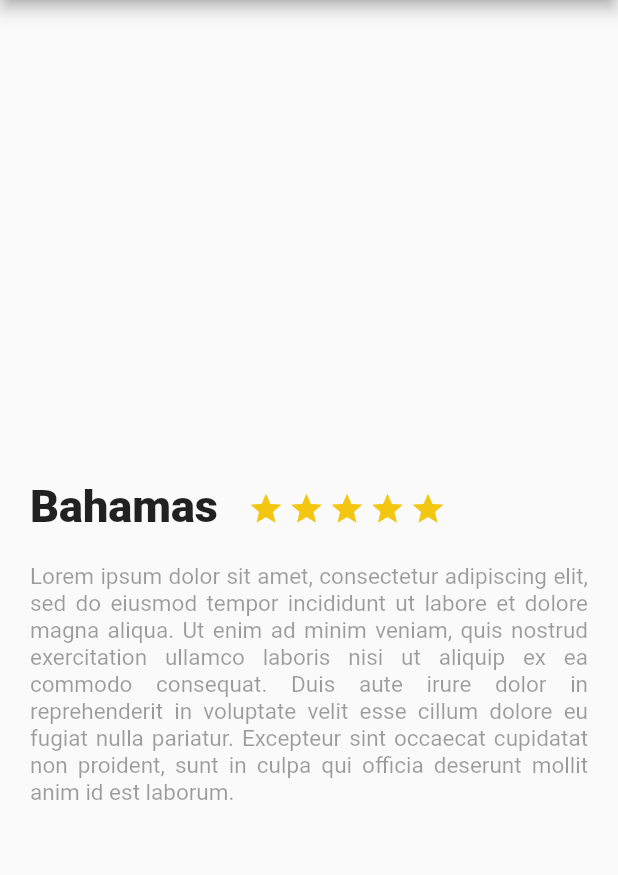
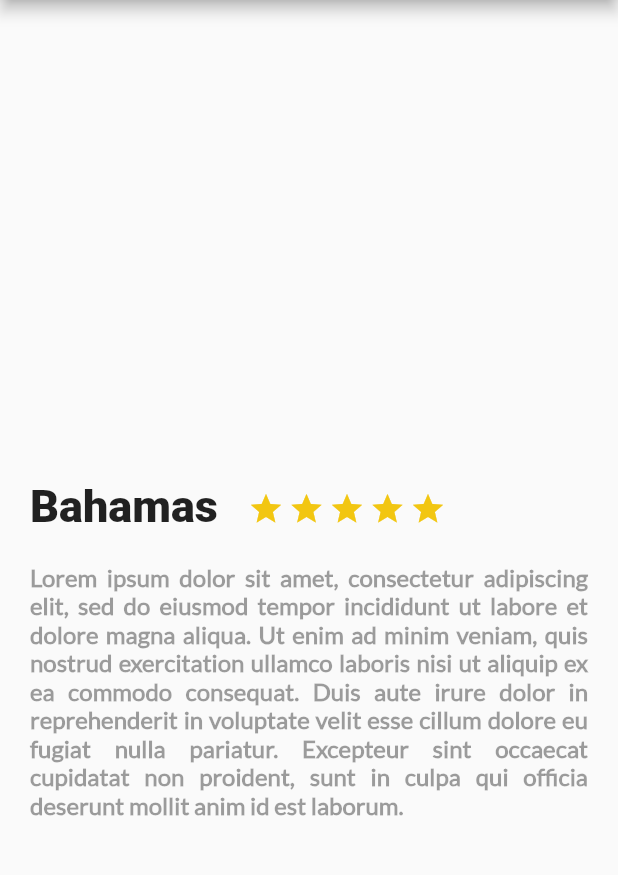
Before and after one commit to Rod20/Starting-in-Flutter, a Flutter app: the screen it shows after launch, on a phone screen of 412 x 824 dp, the part 84-959 px from its top. Run offline on Flutter 3.47's test engine with Material 2 defaults, Android fonts, the phone set to English and light mode, and no system bars.

Commit message:
Tipografia, añadiendo fonts al proyecto

```diff
--- a/lib/description_place.dart
+++ b/lib/description_place.dart
@@ -21,8 +21,10 @@ class DescriptionPlace extends StatelessWidget {
         textAlign: TextAlign.justify,
         overflow: TextOverflow.clip,
         style: TextStyle(
+          fontFamily: "Lato",
+          fontWeight: FontWeight.bold,
           color: Colors.black38,
-          fontSize: 15
+          fontSize: 16.0
         ),
       ),
     );
--- a/pubspec.yaml
+++ b/pubspec.yaml
@@ -43,6 +43,11 @@ flutter:
   assets:
     - assets/images/therion.jpg
 
+  fonts:
+    - family: Lato
+      fonts:
+        - asset: fonts/Lato-Regular.ttf
+
   # To add assets to your application, add an assets section, like this:
   # assets:
   #  - images/a_dot_burr.jpeg
```
Also changed, not shown: fonts/Lato-Regular.ttf (added).
